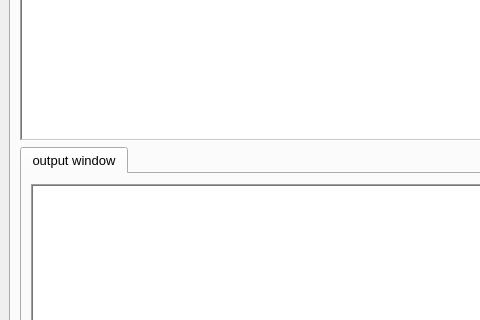
Old version of the form SpatialAnalysisAgent_dockwidget_base.ui in the repository xiaobing318/SpatialAnalysisAgent; both pictures show x 0 to 480 and y 391 to 711 of the 1349 by 828 pixel window.
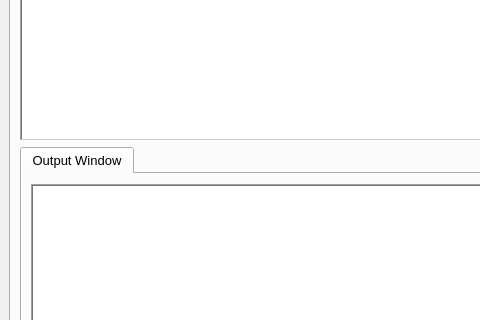
New version of the form. Custom widgets are drawn as their Qt base class.

Patch:
```diff
--- a/SpatialAnalysisAgent_dockwidget_base.ui
+++ b/SpatialAnalysisAgent_dockwidget_base.ui
@@ -410,7 +410,7 @@
             </property>
             <widget class="QWidget" name="tab_5">
              <attribute name="title">
-              <string>output window</string>
+              <string>Output Window</string>
              </attribute>
              <layout class="QGridLayout" name="gridLayout_10">
               <item row="0" column="0">
```
